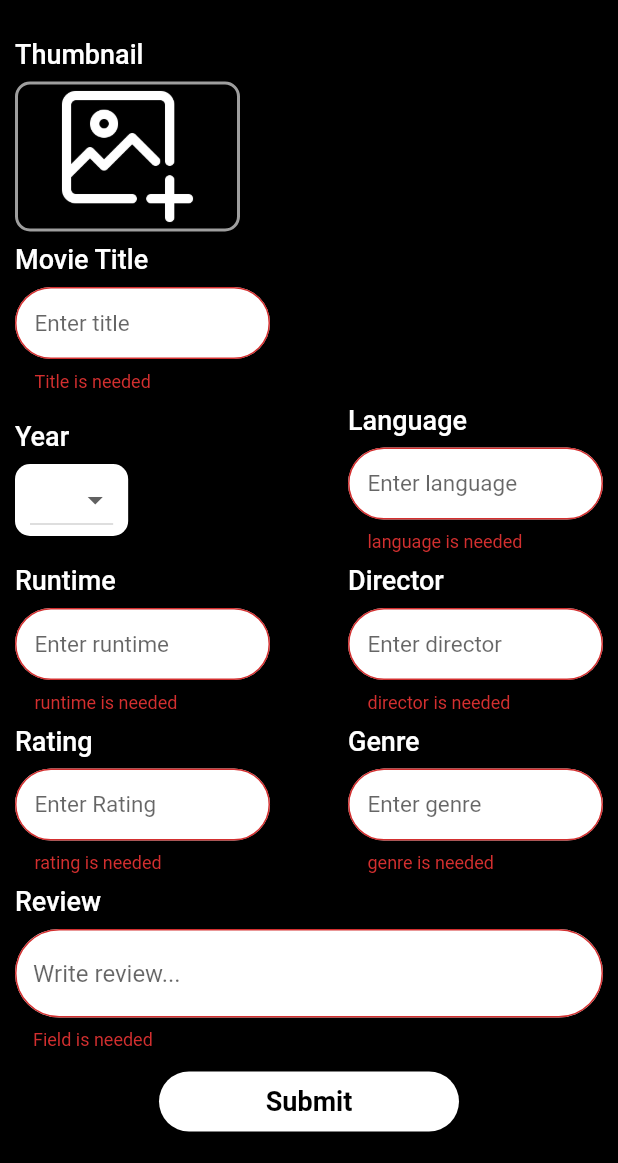
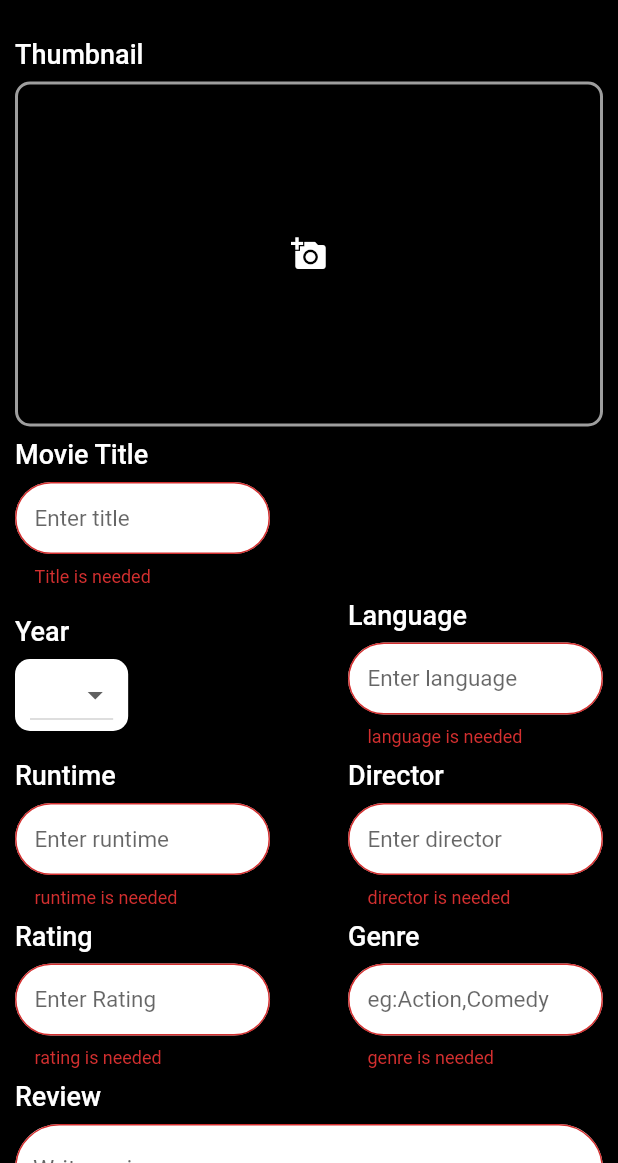
Before and after one commit to jishnu-prakash7/cinephile_project, a Flutter app: the addMovieScreen screen opened directly, after a tap on "Submit", on a phone screen of 412 x 824 dp, the part 73-1236 px from its top. Run offline on Flutter 3.47's test engine with Material 2 defaults, Android fonts, the light colour scheme and no system bars; our stand-ins replace font_awesome_flutter, google_fonts, hive, hive_flutter, image_picker, shared_preferences; accounts and stored records are empty; Roboto replaces fonts that are missing (Ubuntu).

Commit message:
INITIAL COMMIT

```diff
--- a/cinephileproject/lib/main.dart
+++ b/cinephileproject/lib/main.dart
@@ -2,6 +2,7 @@
 
 import 'package:cinephileproject/models/movies.dart';
 import 'package:cinephileproject/models/user.dart';
+import 'package:cinephileproject/screens/adminModule.dart';
 import 'package:cinephileproject/screens/splashscreen.dart';
 import 'package:flutter/material.dart';
 import 'package:hive/hive.dart';
@@ -31,7 +32,7 @@ class MyApp extends StatelessWidget {
   Widget build(BuildContext context) {
     return MaterialApp(
       title: 'CinephileApp',
-      home: Splash(),
+      home: AdminModule(),
       debugShowCheckedModeBanner: false,
     );
   }
--- a/cinephileproject/lib/screens/addMovieScreen.dart
+++ b/cinephileproject/lib/screens/addMovieScreen.dart
@@ -72,12 +72,9 @@ class _addMovieScreenState extends State<addMovieScreen> {
                 children: [
                   addMovieTitile('Thumbnail'),
                   Container(
-                      height: 100,
-                      width: 150,
+                      height: 230,
+                      width: MediaQuery.sizeOf(context).width,
                       decoration: BoxDecoration(
-                        image: DecorationImage(
-                          image: AssetImage('assets/images/add-image (1).png'),
-                        ),
                         border: Border.all(width: 2, color: Colors.grey),
                         borderRadius: BorderRadius.circular(10),
                       ),
@@ -96,7 +93,7 @@ class _addMovieScreenState extends State<addMovieScreen> {
                                   fit: BoxFit.cover,
                                 ),
                               )
-                            : null,
+                            : Icon(Icons.add_a_photo,color: Colors.white),
                       )),
                   addMovieTitile('Movie Title'),
                   addMovieTextField(
@@ -199,7 +196,7 @@ class _addMovieScreenState extends State<addMovieScreen> {
                         children: [
                           addMovieTitile('Genre'),
                           addMovieTextField(
-                            'Enter genre',
+                            'eg:Action,Comedy',
                             genreController,
                             'genre is needed',
                           )
@@ -283,14 +280,14 @@ class _addMovieScreenState extends State<addMovieScreen> {
         return;
       } else {
         moviesBox.add(movies(
-            title: titleController.text,
+            title: titleController.text.trim(),
             releaseyear: year,
-            movielanguage: languageController.text,
-            time: int.parse(timeController.text),
-            moviedirector: directorController.text,
-            movierating: double.parse(ratingcontroller.text),
-            moviegenre: genreController.text,
-            review: reviewcontroller.text,
+            movielanguage: languageController.text.trim(),
+            time: int.parse(timeController.text.trim()),
+            moviedirector: directorController.text.trim(),
+            movierating: double.parse(ratingcontroller.text.trim()),
+            moviegenre: genreController.text.trim(),
+            review: reviewcontroller.text.trim(),
             imageUrl: _selectedImage!.path));
 
         titleController.clear();
```
Also changed, not shown: cinephileproject/lib/screens/adminModule.dart (+39 -0 lines).
